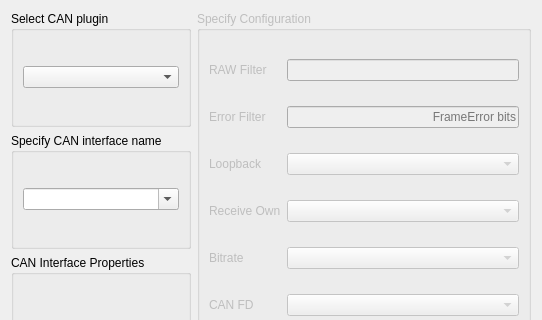
eugesh/qtserialbus, file examples/serialbus/can/connectdialog.ui: the form before one commit; both pictures show x 0 to 542 and y 0 to 320 of the 542 by 558 pixel window.
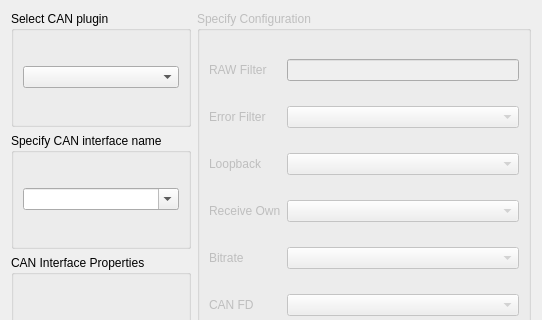
The form after the commit. Custom widgets are drawn as their Qt base class.

Commit message:
CAN example: Add QComboBox of checkboxes instead of error filter edit
Task-number: QTBUG-97674

Patch:
```diff
--- a/examples/serialbus/can/connectdialog.ui
+++ b/examples/serialbus/can/connectdialog.ui
@@ -127,16 +127,6 @@
           </property>
          </widget>
         </item>
-        <item row="1" column="1">
-         <widget class="QLineEdit" name="errorFilterEdit">
-          <property name="alignment">
-           <set>Qt::AlignRight|Qt::AlignTrailing|Qt::AlignVCenter</set>
-          </property>
-          <property name="placeholderText">
-           <string>FrameError bits</string>
-          </property>
-         </widget>
-        </item>
         <item row="2" column="0">
          <widget class="QLabel" name="loopbackLabel">
           <property name="text">
@@ -187,6 +177,9 @@
         <item row="6" column="1">
          <widget class="BitRateBox" name="dataBitrateBox"/>
         </item>
+        <item row="1" column="1">
+         <widget class="QCheckList" name="errFilterComboBox"/>
+        </item>
        </layout>
       </widget>
      </item>
@@ -273,6 +266,11 @@
    <header location="global">canbusdeviceinfobox.h</header>
    <container>1</container>
   </customwidget>
+  <customwidget>
+   <class>QCheckList</class>
+   <extends>QComboBox</extends>
+   <header>qchecklist.h</header>
+  </customwidget>
  </customwidgets>
  <resources/>
  <connections/>
```
The commit also changes 3 other files.
